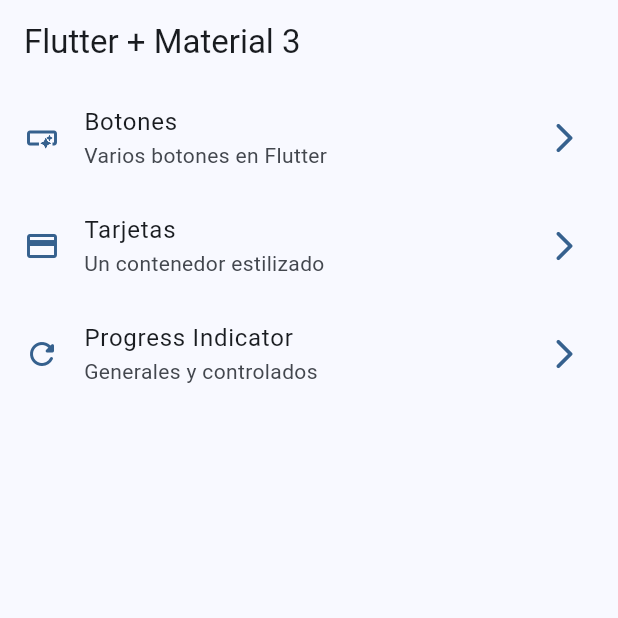
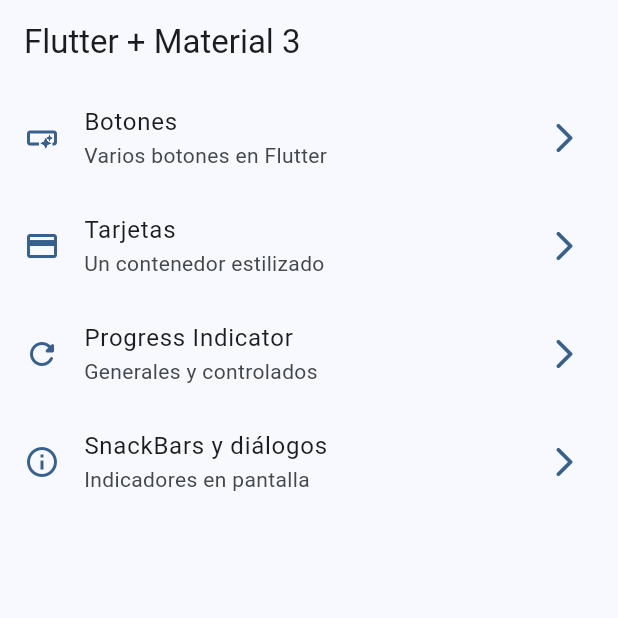
Before and after one commit to amandabrodriguez/widgets_app, a Flutter app: the screen it shows after launch, on a phone screen of 412 x 824 dp, the top half of it. Run offline on Flutter 3.47's test engine with Material 2 defaults, Android fonts, the phone set to English and light mode, and no system bars; our stand-ins replace go_router.

Commit message:
snackbars dialogs fininshed

```diff
--- a/lib/config/menu/menu_items.dart
+++ b/lib/config/menu/menu_items.dart
@@ -33,4 +33,10 @@ const appMenuItems = <MenuItem>[
     link: '/progress',
     icon: Icons.refresh_rounded,
   ),
+  MenuItem(
+    title: 'SnackBars y diálogos',
+    subtitle: 'Indicadores en pantalla',
+    link: '/snackbars',
+    icon: Icons.info_outline,
+  ),
 ];
--- a/lib/config/router/app_router.dart
+++ b/lib/config/router/app_router.dart
@@ -23,5 +23,10 @@ final appRouter = GoRouter(
       name: ProgressScreen.name,
       builder: (context, state) => const ProgressScreen(),
     ),
+    GoRoute(
+      path: '/snackbars',
+      name: SnackBarScreen.name,
+      builder: (context, state) => const SnackBarScreen(),
+    ),
   ],
 );
--- a/lib/main.dart
+++ b/lib/main.dart
@@ -13,7 +13,7 @@ class MyApp extends StatelessWidget {
     return MaterialApp.router(
       routerConfig: appRouter,
       theme: AppTheme(selectedColor: 0).getTheme(),
-      title: 'Material App',
+      title: 'Flutter Widgets',
     );
   }
 }
```
Also changed, not shown: lib/presentation/screens/snack_bar/snack_bar_screen.dart (+64 -1 lines).
